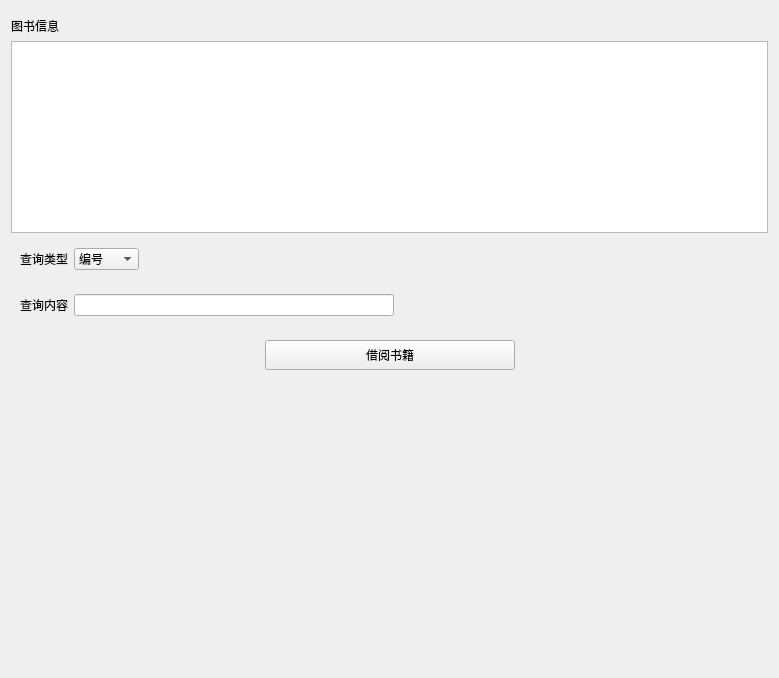
The window that LibraryManager/stackroom.ui (xuanlog/LibraryManager) describes before a commit, drawn with Qt 5.
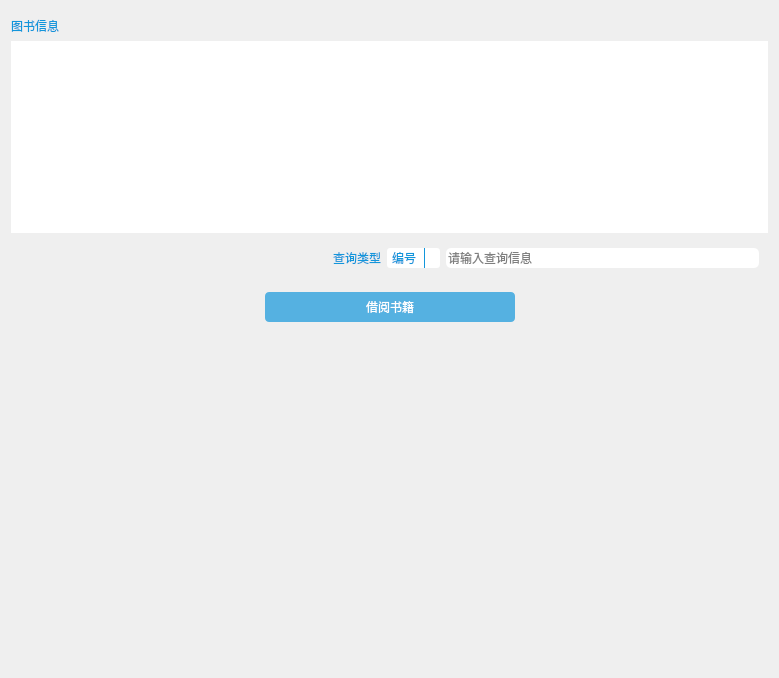
The same window after the commit. Icons and pictures are not drawn. Custom widgets are drawn as their Qt base class.

The edit to the form file:
```diff
--- a/LibraryManager/stackroom.ui
+++ b/LibraryManager/stackroom.ui
@@ -13,6 +13,121 @@
   <property name="windowTitle">
    <string>Form</string>
   </property>
+  <property name="styleSheet">
+   <string notr="true">QLabel,
+QTableView,
+QComboBox
+{
+	border: none;
+	color: #1296db;
+	font: 14px &quot;微软雅黑&quot;;
+}
+
+QLabel:hover
+{
+	color: #ffffff;
+}
+
+QTableView:item:selected
+{
+	color: #1296db;
+	background: qlineargradient(spread: pad, x1: 0, y1: 0, x2: 0, y2: 1, stop: 0 #def0fe, stop: 1 #c0def6);
+}
+
+QTableView:item:hover
+{
+	background: qlineargradient(spread: pad, x1: 0, y1: 0, x2: 0, y2: 1, stop: 0 #f2f9ff, stop: 1 #daefff);
+}
+
+QTableView:item
+{
+	padding: 5px;
+	margin: 0px;
+}
+
+QScrollBar:vertical
+{
+	padding-top: 15px;
+	padding-bottom: 15px;
+	background-color: rgba(0, 0, 0, 0);
+}
+
+QScrollBar:add-line:vertical
+{
+	height: 15px;
+	width: 15px;
+	subcontrol-position: bottom;
+	subcontrol-origin: margin;
+	border-image: url(:/Images/down.png);
+}
+
+QScrollBar:add-line:vertical:pressed
+{
+	height: 15px;
+	width: 15px;
+	subcontrol-position: bottom;
+	subcontrol-origin: margin;
+	border-image: url(:/Images/down_pre.png);
+}
+
+QScrollBar:sub-line:vertical
+{
+	height: 15px;
+	width: 15px;
+	subcontrol-position: top;
+	subcontrol-origin: margin;
+	border-image: url(:/Images/up.png);
+}
+
+QScrollBar:sub-line:vertical:pressed
+{
+	height: 15px;
+	width: 15px;
+	subcontrol-position: top;
+	subcontrol-origin: margin;
+	border-image: url(:/Images/up_pre.png);
+}
+
+QScrollBar:handle:vertical
+{
+	background: #1296db;
+	width: 15px;
+}
+
+QScrollBar:handle:vertical:hover
+{
+	width: 15px;
+	background: #00aaff;
+}
+
+QLineEdit
+{
+	border: none;
+	color: #000000;
+	font: 75 14px &quot;微软雅黑&quot;;
+	border-radius: 5px;
+	selection-background-color: #def0fe;
+	selection-color: #1296db;
+}
+
+QComboBox
+{
+	border-radius: 3px;
+}
+
+QComboBox::drop-down
+{	
+	border-left-width: 1px;
+	border-left-style: solid;	
+	border-bottom-right-radius: 3px;
+	border-left-color: #1296db;
+}
+
+QComboBox:down-arrow
+{
+	image: url(:/Images/down.png);
+}</string>
+  </property>
   <layout class="QVBoxLayout" name="verticalLayout">
    <item>
     <widget class="MenuBar" name="widget_4" native="true"/>
@@ -50,6 +165,12 @@
        <verstretch>0</verstretch>
       </sizepolicy>
      </property>
+     <property name="focusPolicy">
+      <enum>Qt::NoFocus</enum>
+     </property>
+     <property name="styleSheet">
+      <string notr="true">color: #000000;</string>
+     </property>
      <property name="verticalScrollBarPolicy">
       <enum>Qt::ScrollBarAsNeeded</enum>
      </property>
@@ -88,6 +209,19 @@
    <item>
     <widget class="QWidget" name="widget" native="true">
      <layout class="QHBoxLayout" name="horizontalLayout">
+      <item>
+       <spacer name="horizontalSpacer_2">
+        <property name="orientation">
+         <enum>Qt::Horizontal</enum>
+        </property>
+        <property name="sizeHint" stdset="0">
+         <size>
+          <width>40</width>
+          <height>20</height>
+         </size>
+        </property>
+       </spacer>
+      </item>
       <item>
        <widget class="QLabel" name="queryTypeLabel">
         <property name="sizePolicy">
@@ -137,38 +271,6 @@
        </widget>
       </item>
       <item>
-       <spacer name="horizontalSpacer_2">
-        <property name="orientation">
-         <enum>Qt::Horizontal</enum>
-        </property>
-        <property name="sizeHint" stdset="0">
-         <size>
-          <width>40</width>
-          <height>20</height>
-         </size>
-        </property>
-       </spacer>
-      </item>
-     </layout>
-    </widget>
-   </item>
-   <item>
-    <widget class="QWidget" name="widget_2" native="true">
-     <layout class="QHBoxLayout" name="horizontalLayout_2">
-      <item>
-       <widget class="QLabel" name="queryContentLabel">
-        <property name="sizePolicy">
-         <sizepolicy hsizetype="Preferred" vsizetype="Preferred">
-          <horstretch>0</horstretch>
-          <verstretch>0</verstretch>
-         </sizepolicy>
-        </property>
-        <property name="text">
-         <string>查询内容</string>
-        </property>
-       </widget>
-      </item>
-      <item>
        <widget class="QLineEdit" name="queryEdit">
         <property name="sizePolicy">
          <sizepolicy hsizetype="Expanding" vsizetype="Preferred">
@@ -182,24 +284,17 @@
           <height>16777215</height>
          </size>
         </property>
+        <property name="focusPolicy">
+         <enum>Qt::StrongFocus</enum>
+        </property>
+        <property name="placeholderText">
+         <string>请输入查询信息</string>
+        </property>
         <property name="clearButtonEnabled">
-         <bool>true</bool>
+         <bool>false</bool>
         </property>
        </widget>
       </item>
-      <item>
-       <spacer name="horizontalSpacer_3">
-        <property name="orientation">
-         <enum>Qt::Horizontal</enum>
-        </property>
-        <property name="sizeHint" stdset="0">
-         <size>
-          <width>40</width>
-          <height>20</height>
-         </size>
-        </property>
-       </spacer>
-      </item>
      </layout>
     </widget>
    </item>
@@ -245,6 +340,24 @@
           <height>30</height>
          </size>
         </property>
+        <property name="focusPolicy">
+         <enum>Qt::NoFocus</enum>
+        </property>
+        <property name="styleSheet">
+         <string notr="true">QPushButton 
+{
+	background-color: rgba(18, 150, 219, 0.7);
+    border-radius: 4px;  
+	color: #ffffff;
+	font: 14px &quot;微软雅黑&quot;;
+}  
+
+QPushButton:pressed
+{
+	background-color: #00aaff;
+}
+</string>
+        </property>
         <property name="text">
          <string>借阅书籍</string>
         </property>
```
Left out of the diff: 3 changed lines with no effect on the pictures.
